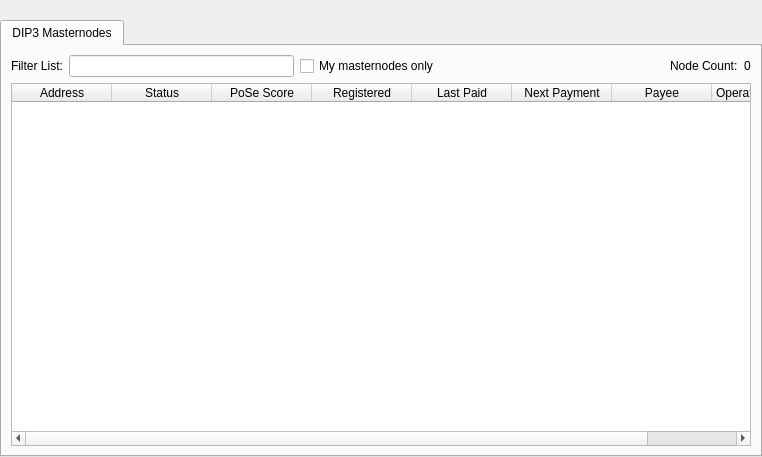
This is src/qt/forms/masternodelist.ui in AXErunners/axe as Qt 5 draws it before an edit. The edited form follows.
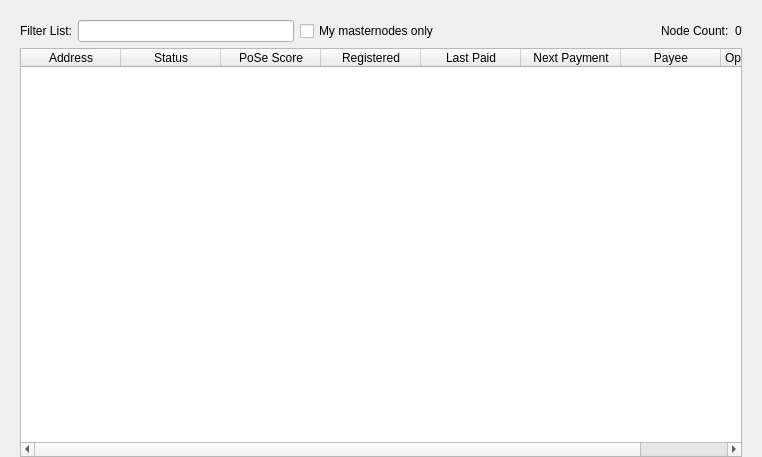
This is the edited form.

```diff
--- a/src/qt/forms/masternodelist.ui
+++ b/src/qt/forms/masternodelist.ui
@@ -15,13 +15,13 @@
   </property>
   <layout class="QVBoxLayout" name="topLayout">
    <property name="leftMargin">
-    <number>0</number>
+    <number>20</number>
    </property>
    <property name="topMargin">
     <number>0</number>
    </property>
    <property name="rightMargin">
-    <number>0</number>
+    <number>20</number>
    </property>
    <property name="bottomMargin">
     <number>0</number>
@@ -45,14 +45,6 @@
       </spacer>
      </item>
      <item>
-      <widget class="QTabWidget" name="tabWidget">
-       <property name="currentIndex">
-        <number>0</number>
-       </property>
-       <widget class="QWidget" name="tabDIP3Masternodes">
-        <attribute name="title">
-         <string>DIP3 Masternodes</string>
-        </attribute>
         <layout class="QGridLayout" name="gridLayout_3">
          <item row="0" column="0">
           <layout class="QHBoxLayout" name="horizontalLayout_4">
@@ -175,8 +167,6 @@
           </widget>
          </item>
         </layout>
-       </widget>
-      </widget>
      </item>
     </layout>
    </item>
```
Lines whose indentation alone changed are shown as unchanged.
